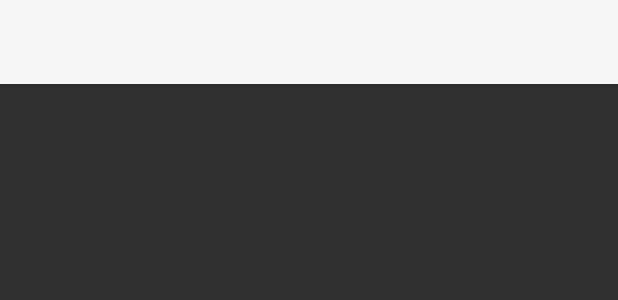
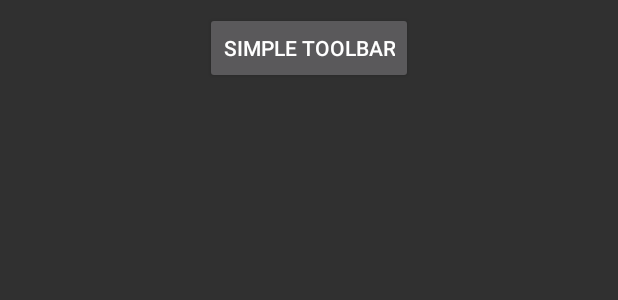
Before and after one commit to liusbl/learn-everything, an Android app: the layout activity_learn_toolbar.xml on its own in the app's theme, with its tools: preview values and no code run, on a phone screen of 412 x 824 dp. Shown: the top 300 px of the screen. Run offline under Robolectric (Android 15) with nearby library versions, the phone set to English and light mode, and no system bars.

```diff
--- a/app/src/main/AndroidManifest.xml
+++ b/app/src/main/AndroidManifest.xml
@@ -21,5 +21,7 @@
 
         <activity android:name=".toolbar.LearnToolbarActivity"/>
 
+        <activity android:name=".toolbar.SimpleToolbarActivity"/>
+
     </application>
 </manifest>
--- a/app/src/main/java/com/learn/everything/MainActivity.kt
+++ b/app/src/main/java/com/learn/everything/MainActivity.kt
@@ -3,12 +3,14 @@ package com.learn.everything
 import android.os.Bundle
 import androidx.appcompat.app.AppCompatActivity
 import com.learn.everything.toolbar.LearnToolbarActivity
+import kotlinx.android.synthetic.main.activity_main.*
 
 class MainActivity : AppCompatActivity() {
     override fun onCreate(savedInstanceState: Bundle?) {
         super.onCreate(savedInstanceState)
         setContentView(R.layout.activity_main)
-        startActivity(LearnToolbarActivity.createIntent(this))
-        finish()
+        learnToolbarButton.setOnClickListener {
+            startActivity(LearnToolbarActivity.createIntent(this))
+        }
     }
 }
--- a/app/src/main/java/com/learn/everything/toolbar/LearnToolbarActivity.kt
+++ b/app/src/main/java/com/learn/everything/toolbar/LearnToolbarActivity.kt
@@ -11,9 +11,8 @@ class LearnToolbarActivity : AppCompatActivity() {
     override fun onCreate(savedInstanceState: Bundle?) {
         super.onCreate(savedInstanceState)
         setContentView(R.layout.activity_learn_toolbar)
-        setSupportActionBar(toolbar)
-        toolbar.setOnClickListener {
-            supportActionBar?.hide()
+        simpleToolbarButton.setOnClickListener {
+            startActivity(SimpleToolbarActivity.newInstance(this))
         }
     }
 
--- a/app/src/main/res/layout/activity_learn_toolbar.xml
+++ b/app/src/main/res/layout/activity_learn_toolbar.xml
@@ -1,17 +1,18 @@
 <?xml version="1.0" encoding="utf-8"?>
 <LinearLayout
     xmlns:android="http://schemas.android.com/apk/res/android"
+    xmlns:tools="http://schemas.android.com/tools"
     android:layout_width="match_parent"
     android:layout_height="match_parent"
-    android:theme="@style/Theme.AppCompat.Light.NoActionBar">
+    android:orientation="vertical"
+    tools:context=".toolbar.LearnToolbarActivity">
 
-    <androidx.appcompat.widget.Toolbar
-        android:id="@+id/toolbar"
-        android:layout_width="match_parent"
-        android:layout_height="?attr/actionBarSize"
-        android:background="?attr/colorPrimary"
-        android:elevation="4dp"/>
-    <!--android:theme="@style/ThemeOverlay.AppCompat.ActionBar"-->
-    <!--app:popupTheme="@style/ThemeOverlay.AppCompat.Light"-->
+    <Button
+        android:id="@+id/simpleToolbarButton"
+        android:layout_width="wrap_content"
+        android:layout_height="wrap_content"
+        android:layout_gravity="center"
+        android:layout_margin="8dp"
+        android:text="Simple toolbar"/>
 
 </LinearLayout>
```
Also changed, not shown: app/src/main/java/com/learn/everything/toolbar/SimpleToolbarActivity.kt (added, +20 -0 lines), app/src/main/res/layout/activity_learn_toolbar_simple.xml (added, +16 -0 lines), app/src/main/res/layout/activity_main.xml (+9 -9 lines).
